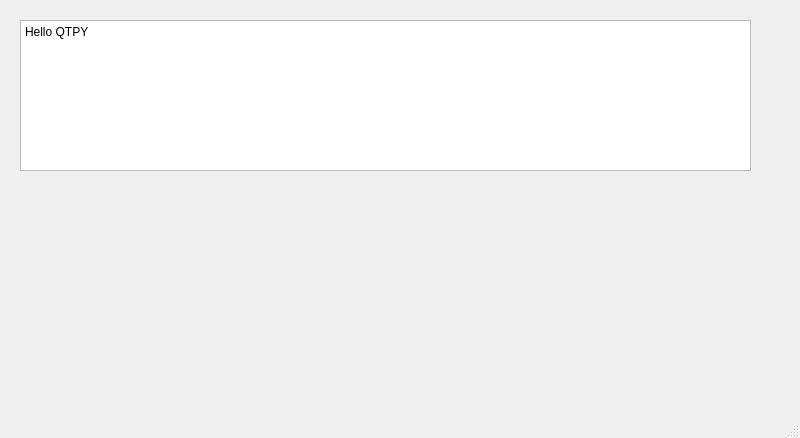
Old version of the form PYQT_study/untitled.ui in the repository koreanbulbasaur/Project.
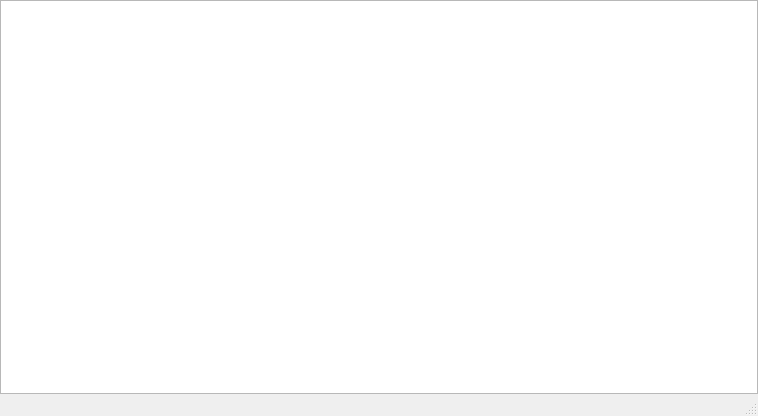
New version of the form.

Patch:
```diff
--- a/PYQT_study/untitled.ui
+++ b/PYQT_study/untitled.ui
@@ -6,27 +6,35 @@
    <rect>
     <x>0</x>
     <y>0</y>
-    <width>800</width>
-    <height>438</height>
+    <width>758</width>
+    <height>416</height>
    </rect>
   </property>
   <property name="windowTitle">
    <string>Hello QTPY</string>
   </property>
   <widget class="QWidget" name="centralwidget">
-   <widget class="QPlainTextEdit" name="plainTextEdit">
-    <property name="geometry">
-     <rect>
-      <x>20</x>
-      <y>20</y>
-      <width>731</width>
-      <height>151</height>
-     </rect>
+   <layout class="QGridLayout" name="gridLayout">
+    <property name="leftMargin">
+     <number>0</number>
     </property>
-    <property name="plainText">
-     <string>Hello QTPY</string>
+    <property name="topMargin">
+     <number>0</number>
     </property>
-   </widget>
+    <property name="rightMargin">
+     <number>0</number>
+    </property>
+    <property name="bottomMargin">
+     <number>0</number>
+    </property>
+    <item row="0" column="0">
+     <layout class="QVBoxLayout" name="verticalLayout">
+      <item>
+       <widget class="QPlainTextEdit" name="plainTextEdit"/>
+      </item>
+     </layout>
+    </item>
+   </layout>
   </widget>
   <widget class="QMenuBar" name="menubar">
    <property name="geometry">
```
Left out of the diff: 2 changed lines with no effect on the pictures.
